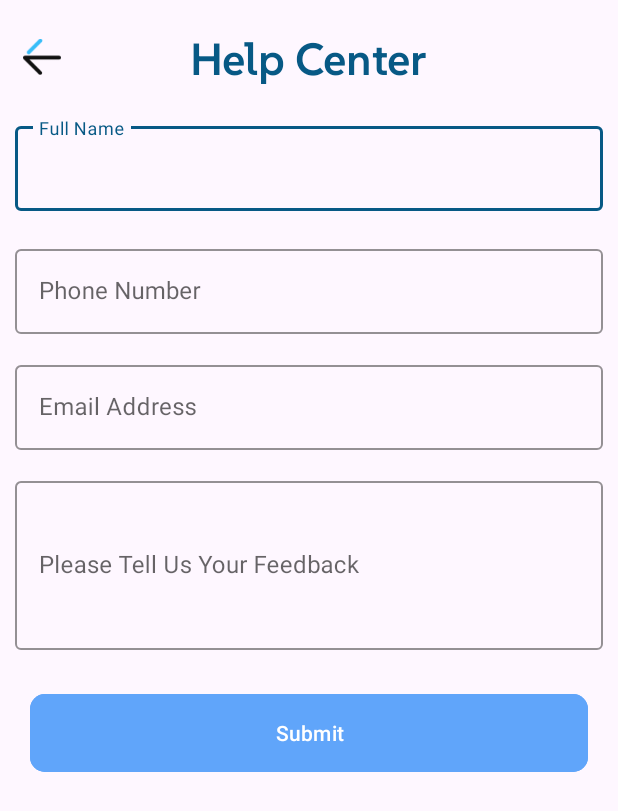
After one commit to AyaanDaughterofSnehil/EcoFlow1, an Android app: the HelpCenter screen opened directly, with no data from a screen before it, on a phone screen of 412 x 824 dp. The commit adds this screen. Shown: the top 811 px of the screen. Run offline under Robolectric (Android 15) with nearby library versions, the phone set to English and light mode, and no system bars.

Commit message:
BT linked

```diff
--- a/app/src/main/java/com/example/ecoflow/Dashboard.java
+++ b/app/src/main/java/com/example/ecoflow/Dashboard.java
@@ -1,6 +1,7 @@
 package com.example.ecoflow;
 
 import android.content.Intent;
+import android.net.Uri;
 import android.os.Bundle;
 import android.view.MenuItem;
 import android.view.View;
@@ -117,4 +118,15 @@ public class Dashboard extends AppCompatActivity  {
 
         fragmentTransaction.commit();
     }
+
+    public void manage(View view) {
+        Intent intent = new Intent(Intent.ACTION_VIEW);
+        intent.setData(Uri.parse("https://youtu.be/C65iqOSCZOY?si=WAWChVBPLOax7-eo")); // Replace with your link
+        startActivity(intent);
+    }
+
+    public void help(View view) {
+        Intent intent = new Intent(Dashboard.this, HelpCenter.class); // Replace with your link
+        startActivity(intent);
+    }
 }
--- /dev/null
+++ b/app/src/main/java/com/example/ecoflow/HelpCenter.java
@@ -0,0 +1,31 @@
+package com.example.ecoflow;
+
+import android.content.Intent;
+import android.os.Bundle;
+import android.view.View;
+
+import androidx.activity.EdgeToEdge;
+import androidx.appcompat.app.AppCompatActivity;
+import androidx.core.graphics.Insets;
+import androidx.core.view.ViewCompat;
+import androidx.core.view.WindowInsetsCompat;
+
+public class HelpCenter extends AppCompatActivity {
+
+    @Override
+    protected void onCreate(Bundle savedInstanceState) {
+        super.onCreate(savedInstanceState);
+        EdgeToEdge.enable(this);
+        setContentView(R.layout.activity_help_center);
+        ViewCompat.setOnApplyWindowInsetsListener(findViewById(R.id.main), (v, insets) -> {
+            Insets systemBars = insets.getInsets(WindowInsetsCompat.Type.systemBars());
+            v.setPadding(systemBars.left, systemBars.top, systemBars.right, systemBars.bottom);
+            return insets;
+        });
+    }
+
+    public void back(View view) {
+        Intent intent = new Intent(HelpCenter.this, Dashboard.class);
+        startActivity(intent);
+    }
+}
--- a/app/src/main/java/com/example/ecoflow/WaterTracking.java
+++ b/app/src/main/java/com/example/ecoflow/WaterTracking.java
@@ -35,6 +35,5 @@ public class WaterTracking extends AppCompatActivity {
     public void back(View view) {
         Intent intent = new Intent(WaterTracking.this, Dashboard.class);
         startActivity(intent);
-
     }
 }
--- /dev/null
+++ b/app/src/main/res/drawable/card_disabled.xml
@@ -0,0 +1,8 @@
+<?xml version="1.0" encoding="utf-8"?>
+<shape xmlns:android="http://schemas.android.com/apk/res/android">
+    <corners
+        android:radius="10dp"/>
+
+    <solid
+        android:color="#e5e7eb"/>
+</shape>
--- /dev/null
+++ b/app/src/main/res/drawable/ic_send.xml
@@ -0,0 +1,5 @@
+<vector xmlns:android="http://schemas.android.com/apk/res/android" android:autoMirrored="true" android:height="24dp" android:tint="#000000" android:viewportHeight="24" android:viewportWidth="24" android:width="24dp">
+
+    <path android:fillColor="@android:color/white" android:pathData="M2.01,21L23,12 2.01,3 2,10l15,2 -15,2z"/>
+
+</vector>
--- a/app/src/main/res/layout/activity_dashboard.xml
+++ b/app/src/main/res/layout/activity_dashboard.xml
@@ -108,7 +108,7 @@
                     <RelativeLayout
                         android:layout_width="60dp"
                         android:layout_height="60dp"
-                        android:background="@drawable/card_1"
+                        android:background="@drawable/card_disabled"
                         android:elevation="4dp"
                         android:layout_margin="10dp">
 
@@ -116,7 +116,9 @@
                             android:layout_width="30dp"
                             android:layout_height="30dp"
                             android:src="@drawable/w_recharge"
-                            android:layout_centerInParent="true"/>
+                            android:tint="#6b7280"
+                            android:layout_centerInParent="true"
+                            tools:ignore="UseAppTint" />
 
                     </RelativeLayout>
 
@@ -146,6 +148,7 @@
                         <ImageView
                             android:layout_width="30dp"
                             android:layout_height="30dp"
+                            android:onClick="manage"
                             android:src="@drawable/w_manage"
                             android:layout_centerInParent="true"/>
 
@@ -178,6 +181,7 @@
                             android:layout_width="30dp"
                             android:layout_height="30dp"
                             android:src="@drawable/w_help"
+                            android:onClick="help"
                             android:layout_centerInParent="true"/>
 
                     </RelativeLayout>
--- /dev/null
+++ b/app/src/main/res/layout/activity_help_center.xml
@@ -0,0 +1,125 @@
+<?xml version="1.0" encoding="utf-8"?>
+<LinearLayout xmlns:android="http://schemas.android.com/apk/res/android"
+    xmlns:app="http://schemas.android.com/apk/res-auto"
+    xmlns:tools="http://schemas.android.com/tools"
+    android:id="@+id/main"
+    android:layout_width="match_parent"
+    android:layout_height="match_parent"
+    android:orientation="vertical"
+    android:padding="16dp"
+    tools:context=".HelpCenter">
+
+    <RelativeLayout
+        android:layout_width="match_parent"
+        android:layout_height="wrap_content">
+
+        <ImageView
+            android:id="@+id/back"
+            android:onClick="back"
+            android:layout_width="25dp"
+            android:layout_height="25dp"
+            android:src="@drawable/back"
+            android:layout_marginLeft="15dp"
+            android:layout_marginTop="25dp"/>
+
+        <TextView
+            android:layout_width="wrap_content"
+            android:layout_height="wrap_content"
+            android:text="Help Center"
+            android:layout_marginTop="20dp"
+            android:textColor="@color/head_theme"
+            android:textSize="30sp"
+            android:fontFamily="@font/suse_head"
+            android:layout_centerHorizontal="true"/>
+
+    </RelativeLayout>
+
+    <com.google.android.material.textfield.TextInputLayout
+        android:layout_width="match_parent"
+        android:layout_height="wrap_content"
+        android:layout_marginTop="20dp"
+        android:theme="@style/ThemeOverlay.AppTheme.TextInputEditText.Outlined"
+        app:hintTextColor="@color/head_theme"
+        android:textColorHint="#99000000"
+        android:layout_marginLeft="10dp"
+        android:layout_marginRight="10dp"
+        style="@style/TextInputStyle"
+        android:hint="Full Name">
+        <com.google.android.material.textfield.TextInputEditText
+            android:id="@+id/etName"
+            android:layout_width="match_parent"
+            android:layout_height="wrap_content"
+            android:inputType="textPersonName"/>
+    </com.google.android.material.textfield.TextInputLayout>
+
+    <com.google.android.material.textfield.TextInputLayout
+        android:layout_width="match_parent"
+        android:layout_height="wrap_content"
+        android:layout_marginTop="20dp"
+        android:theme="@style/ThemeOverlay.AppTheme.TextInputEditText.Outlined"
+        app:hintTextColor="@color/head_theme"
+        android:textColorHint="#99000000"
+        android:layout_marginLeft="10dp"
+        android:layout_marginRight="10dp"
+        style="@style/TextInputStyle"
+        android:hint="Phone Number">
+        <com.google.android.material.textfield.TextInputEditText
+            android:id="@+id/etPhoneNo"
+            android:layout_width="match_parent"
+            android:layout_height="wrap_content"
+            android:inputType="phone"/>
+    </com.google.android.material.textfield.TextInputLayout>
+
+    <com.google.android.material.textfield.TextInputLayout
+        android:layout_width="match_parent"
+        android:layout_height="wrap_content"
+        android:layout_marginTop="15dp"
+        android:theme="@style/ThemeOverlay.AppTheme.TextInputEditText.Outlined"
+        app:hintTextColor="@color/head_theme"
+        android:layout_marginLeft="10dp"
+        android:layout_marginRight="10dp"
+        android:textColorHint="#99000000"
+        style="@style/TextInputStyle"
+        android:hint="Email Address">
+        <com.google.android.material.textfield.TextInputEditText
+            android:id="@+id/etEmail"
+            android:layout_width="match_parent"
+            android:layout_height="wrap_content"
+            android:inputType="textEmailAddress"/>
+    </com.google.android.material.textfield.TextInputLayout>
+
+    <com.google.android.material.textfield.TextInputLayout
+        android:layout_width="match_parent"
+        android:layout_height="wrap_content"
+        android:layout_marginTop="15dp"
+        android:theme="@style/ThemeOverlay.AppTheme.TextInputEditText.Outlined"
+        app:hintTextColor="@color/head_theme"
+        android:textColorHint="#99000000"
+        android:layout_marginLeft="10dp"
+        android:layout_marginRight="10dp"
+        style="@style/TextInputStyle"
+        android:hint="Please Tell Us Your Feedback">
+        <com.google.android.material.textfield.TextInputEditText
+            android:id="@+id/etFeedback"
+            android:layout_width="match_parent"
+            android:layout_height="wrap_content"
+            android:inputType="textMultiLine"
+            android:minLines="4"
+            android:maxLines="8"/>
+    </com.google.android.material.textfield.TextInputLayout>
+
+    <com.google.android.material.button.MaterialButton
+        android:id="@+id/login_btn"
+        android:layout_width="match_parent"
+        android:layout_height="60dp"
+        android:layout_marginTop="25dp"
+        android:layout_marginBottom="5dp"
+        android:backgroundTint="#60a5fa"
+        app:cornerRadius="10dp"
+        android:onClick="back"
+        android:layout_marginRight="20dp"
+        android:layout_marginLeft="20dp"
+        android:text="Submit"
+        android:textColor="#fff"/>
+
+</LinearLayout>
--- a/app/src/main/res/layout/activity_login.xml
+++ b/app/src/main/res/layout/activity_login.xml
@@ -50,8 +50,8 @@
             android:layout_height="wrap_content"
             android:id="@+id/username"
             android:layout_marginBottom="10dp"
+            android:hint="Username"
             android:theme="@style/ThemeOverlay.AppTheme.TextInputEditText.Outlined"
-            android:hint="Username"
             app:hintTextColor="@color/head_theme"
             android:textColorHint="#99000000"
             style="@style/TextInputStyle">
```
Also changed, not shown: app/src/main/AndroidManifest.xml (+21 -14 lines).
